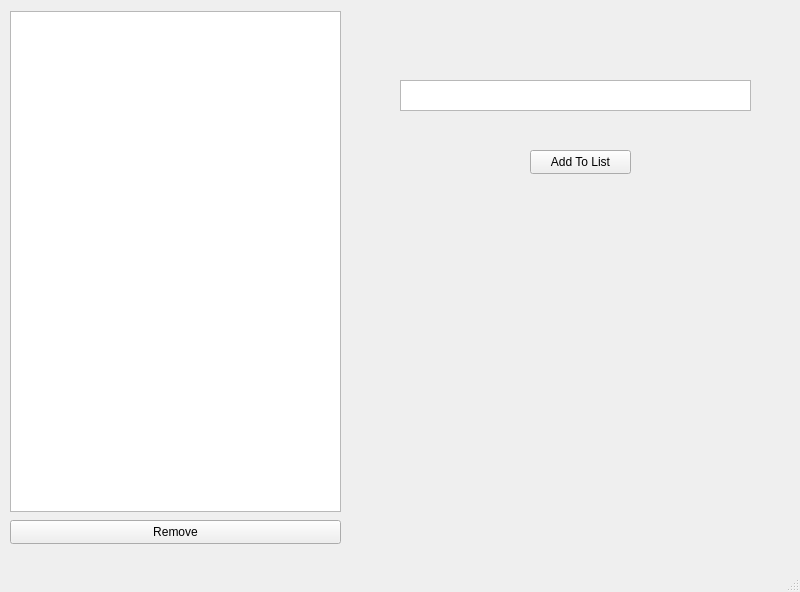
DhirajWishal/DeliveryPlanningTool, file Source/EditLocations.ui: the form before one commit.
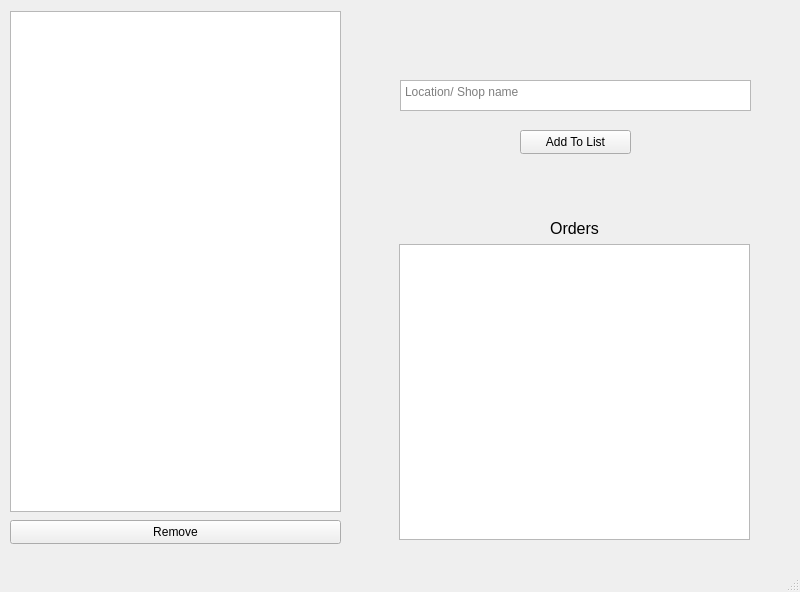
The form after the commit.

Commit message:
Added support for location and item management.
* Added support for location and item management.
* Management tabs provide additional information to users.

What changed in the file:
```diff
--- a/Source/EditLocations.ui
+++ b/Source/EditLocations.ui
@@ -33,13 +33,16 @@
       <height>31</height>
      </rect>
     </property>
+    <property name="placeholderText">
+     <string>Location/ Shop name</string>
+    </property>
    </widget>
    <widget class="QPushButton" name="pushButton">
     <property name="geometry">
      <rect>
-      <x>530</x>
-      <y>150</y>
-      <width>101</width>
+      <x>520</x>
+      <y>130</y>
+      <width>111</width>
       <height>24</height>
      </rect>
     </property>
@@ -60,6 +63,36 @@
      <string>Remove</string>
     </property>
    </widget>
+   <widget class="QWidget" name="verticalLayoutWidget">
+    <property name="geometry">
+     <rect>
+      <x>399</x>
+      <y>219</y>
+      <width>351</width>
+      <height>321</height>
+     </rect>
+    </property>
+    <layout class="QVBoxLayout" name="verticalLayout">
+     <item>
+      <widget class="QLabel" name="label">
+       <property name="font">
+        <font>
+         <pointsize>12</pointsize>
+        </font>
+       </property>
+       <property name="text">
+        <string>Orders</string>
+       </property>
+       <property name="alignment">
+        <set>Qt::AlignCenter</set>
+       </property>
+      </widget>
+     </item>
+     <item>
+      <widget class="QListWidget" name="itemList"/>
+     </item>
+    </layout>
+   </widget>
   </widget>
   <widget class="QMenuBar" name="menubar">
    <property name="geometry">
```
Left out of the diff: 6 changed lines with no effect on the pictures. The commit also changes 16 other files.
